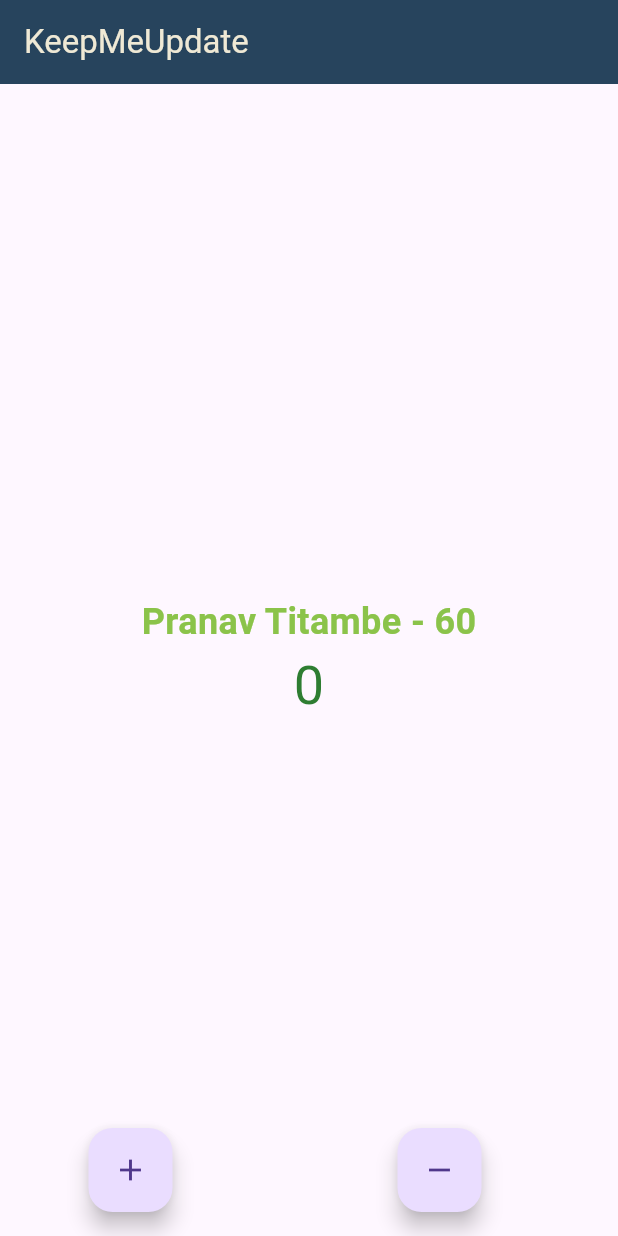
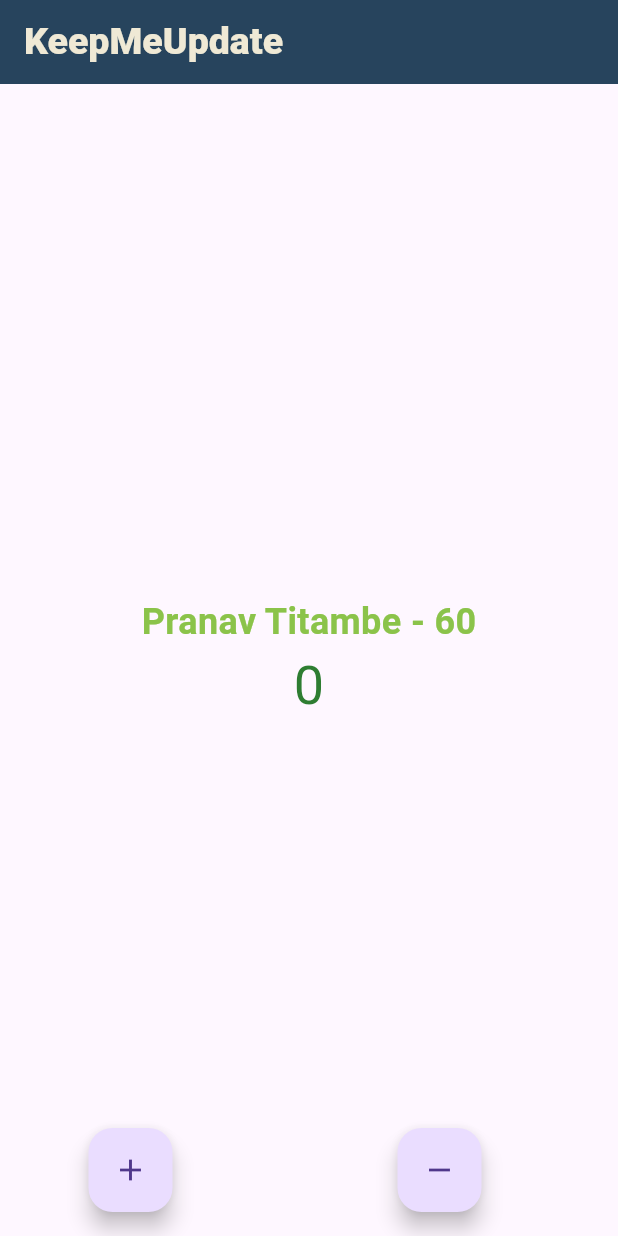
Before and after one commit to Pranavlovescode/DailyHunt-clone, a Flutter app: the screen it shows after launch, on a phone screen of 412 x 824 dp. Run offline on Flutter 3.47's test engine with Material 3 defaults, Android fonts, the phone set to English and light mode, and no system bars.

Commit message:
made some changes

```diff
--- a/lib/main.dart
+++ b/lib/main.dart
@@ -99,7 +99,11 @@ class _MyHomePageState extends State<MyHomePage> {
         // the App.build method, and use it to set our appbar title.
         title: Text(
           widget.title,
-          style: TextStyle(color: Color(0xFFEFE9D5)),
+          style: TextStyle(
+            color: Color(0xFFEFE9D5),
+            fontSize: 25,
+            fontWeight: FontWeight.w900,
+          ),
         ),
       ),
       body: Center(
```
